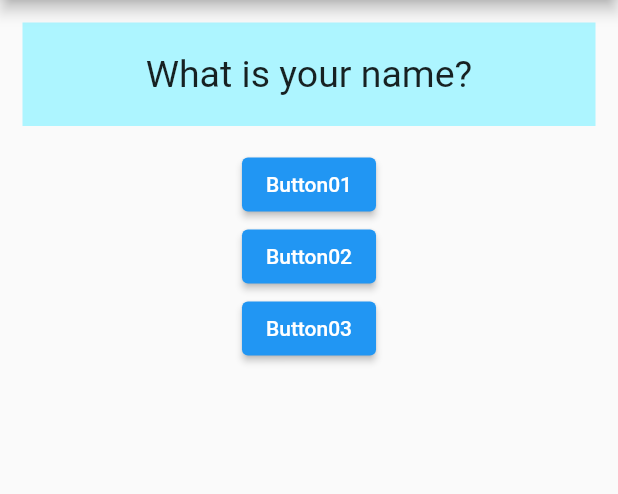
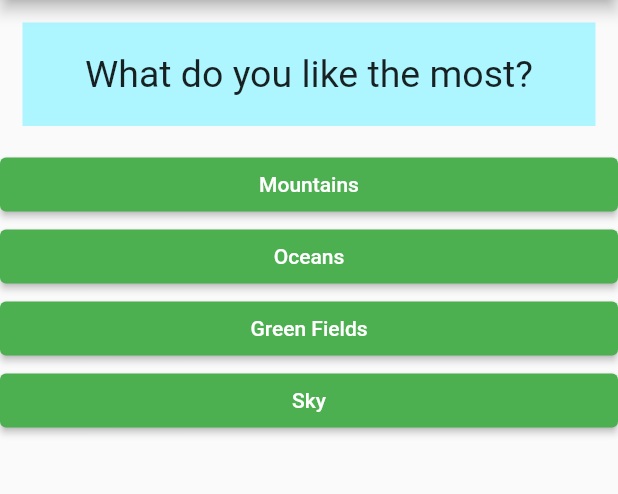
Before and after one commit to al-rafi304/FlutterFirstApp, a Flutter app: the screen it shows after launch, on a phone screen of 412 x 824 dp, the part 84-578 px from its top. Run offline on Flutter 3.47's test engine with Material 2 defaults, Android fonts, the phone set to English and light mode, and no system bars.

Commit message:
added dynamic answers

```diff
--- /dev/null
+++ b/lib/answer.dart
@@ -0,0 +1,21 @@
+import 'package:flutter/material.dart';
+
+class Answer extends StatelessWidget {
+  final Function buttonAction;
+  final String answerText;
+
+  Answer(this.buttonAction, this.answerText);
+
+  @override
+  Widget build(BuildContext context) {
+    return Container(
+      width: double.infinity,
+      child: ElevatedButton(
+              style: ButtonStyle(backgroundColor: MaterialStateProperty.all<Color>(Colors.green)),
+              child: Text(answerText),
+              onPressed: buttonAction,
+            ),
+
+    );
+  }
+}
--- a/lib/main.dart
+++ b/lib/main.dart
@@ -1,6 +1,7 @@
 import 'package:flutter/material.dart';
 
 import './question.dart';
+import './answer.dart';
 //4'06"
 void main() => runApp(MyApp());
 
@@ -25,9 +26,16 @@ class _MyAppState extends State<MyApp> {
   @override
   Widget build(BuildContext context) {
     var questionList = [
-      'What is your name?',
-      'What is your Favorite Color?',
-      'What is your hobby?'
+      {'questionText': 'What do you like the most?',
+      'ansText': ['Mountains', 'Oceans', 'Green Fields', 'Sky']
+      },
+      {'questionText': 'What is your Favorite Color?',
+      'ansText': ['Red', 'Blue', 'Green','Black']
+      },
+      {'questionText': 'What describes you the best?',
+      'ansText': ['Lazy', 'Hard Worker', 'Introvert', 'Extrovert']
+      }
+
     ];
     return MaterialApp(
       home: Scaffold(
@@ -36,22 +44,10 @@ class _MyAppState extends State<MyApp> {
         ),
         body: Column(
           children: [
-            Question(questionList[_questionIdx]),
-            ElevatedButton(
-              child: Text('Button01'),
-              onPressed: _answerQuestion,
-            ),
-            ElevatedButton(
-              child: Text('Button02'),
-              onPressed: () => print('Button02 Pressed!'),
-            ),
-            ElevatedButton(
-              child: Text('Button03'),
-              onPressed: (){
-                print('Something');
-                print('Button03 Pressed!');
-              },
-            ),
+            Question(questionList[_questionIdx]['questionText']),
+            ...(questionList[_questionIdx]['ansText'] as List<String>).map((answer) {
+              return Answer(_answerQuestion, answer);
+            }).toList()
           ],
         ),
       ),
```
